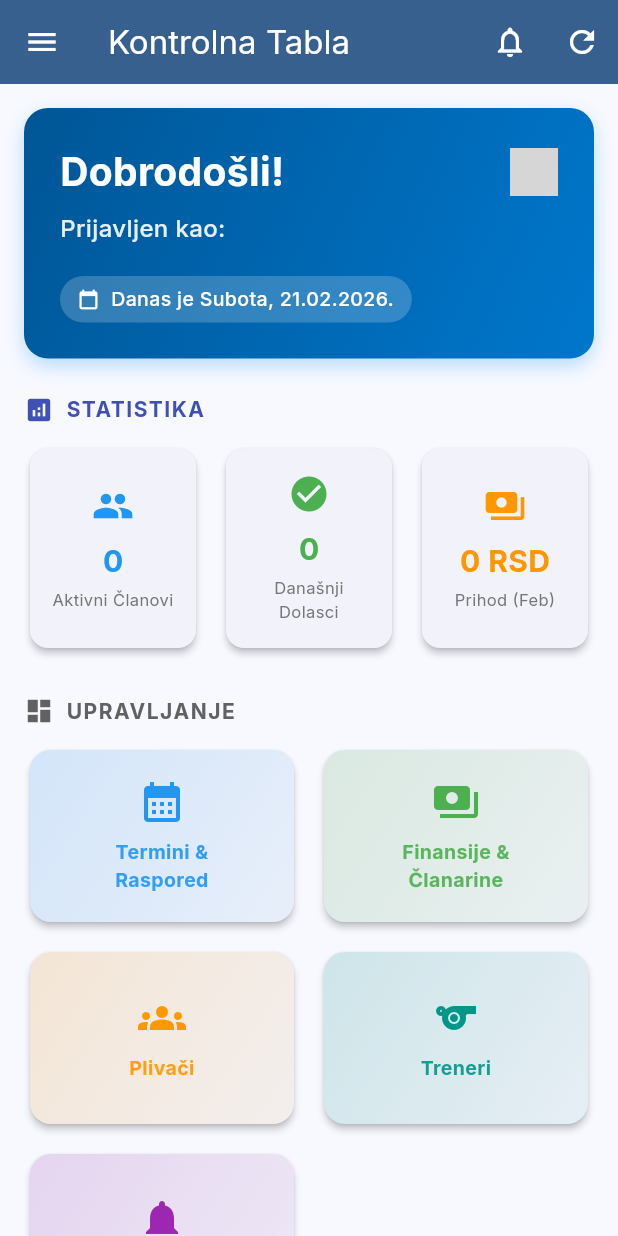
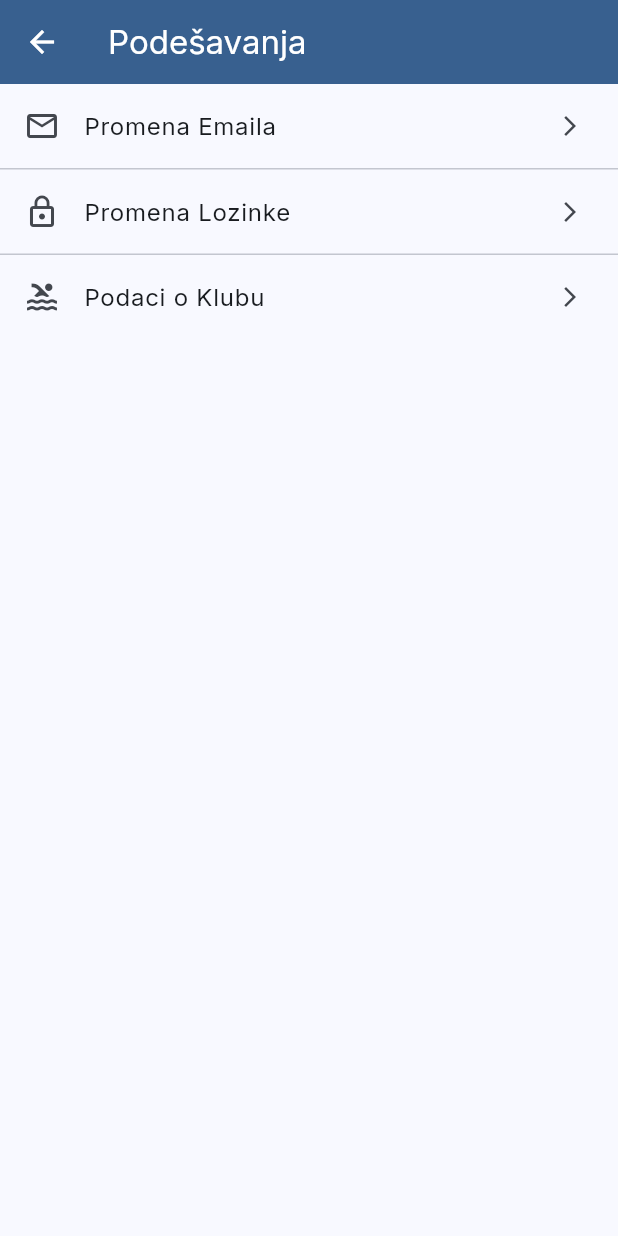
Before and after one commit to Nklrst/plivacki-klub-cms-app, a Flutter app: the OwnerDashboard screen opened directly, in the side drawer, after a tap on "Podešavanja", on a phone screen of 412 x 824 dp. Run offline on Flutter 3.47's test engine with Material 3 defaults, Android fonts, the phone set to English and light mode, and no system bars; our stand-ins replace dio, fl_chart, flutter_secure_storage, google_fonts; accounts and stored records are empty; network calls fail; grey boxes are pictures that could not be loaded.

```diff
--- /dev/null
+++ b/frontend/lib/screens/owner/settings_screen.dart
@@ -0,0 +1,46 @@
+import 'package:flutter/material.dart';
+
+class SettingsScreen extends StatelessWidget {
+  const SettingsScreen({super.key});
+
+  @override
+  Widget build(BuildContext context) {
+    return Scaffold(
+      appBar: AppBar(
+        title: const Text('Podešavanja'),
+        backgroundColor: Theme.of(context).colorScheme.primary,
+        foregroundColor: Colors.white,
+      ),
+      body: ListView(
+        children: [
+          ListTile(
+            leading: const Icon(Icons.email_outlined),
+            title: const Text('Promena Emaila'),
+            trailing: const Icon(Icons.arrow_forward_ios, size: 16),
+            onTap: () {
+              // TODO: navigate to Change Email screen
+            },
+          ),
+          const Divider(height: 1),
+          ListTile(
+            leading: const Icon(Icons.lock_outline),
+            title: const Text('Promena Lozinke'),
+            trailing: const Icon(Icons.arrow_forward_ios, size: 16),
+            onTap: () {
+              // TODO: navigate to Change Password screen
+            },
+          ),
+          const Divider(height: 1),
+          ListTile(
+            leading: const Icon(Icons.pool_outlined),
+            title: const Text('Podaci o Klubu'),
+            trailing: const Icon(Icons.arrow_forward_ios, size: 16),
+            onTap: () {
+              // TODO: navigate to Club Info screen
+            },
+          ),
+        ],
+      ),
+    );
+  }
+}
--- a/frontend/lib/screens/owner_dashboard.dart
+++ b/frontend/lib/screens/owner_dashboard.dart
@@ -8,6 +8,7 @@ import 'owner/staff_screen.dart';
 import 'owner/notifications_screen.dart';
 import 'owner/schedules_screen.dart';
 import 'owner/finance_screen.dart';
+import 'owner/settings_screen.dart';
 import 'notifications_screen.dart' as inbox;
 import '../providers/notification_provider.dart';
 
@@ -113,7 +114,9 @@ class _OwnerDashboardState extends State<OwnerDashboard> {
               title: const Text('Podešavanja'),
               onTap: () {
                 Navigator.of(context).pop();
-                // TODO: navigate to settings screen
+                Navigator.of(context).push(
+                  MaterialPageRoute(builder: (_) => const SettingsScreen()),
+                );
               },
             ),
             const Spacer(),
```
